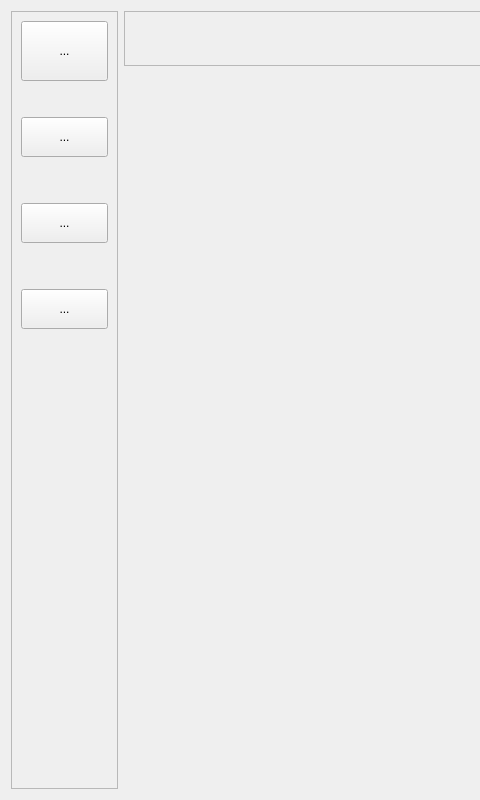
The window that message-client/2.Home/ui/HomeWidget.ui (yxiao-yang/message-client) describes before a commit, drawn with Qt 5; both pictures show x 0 to 480 and y 0 to 800 of the 1200 by 800 pixel window.
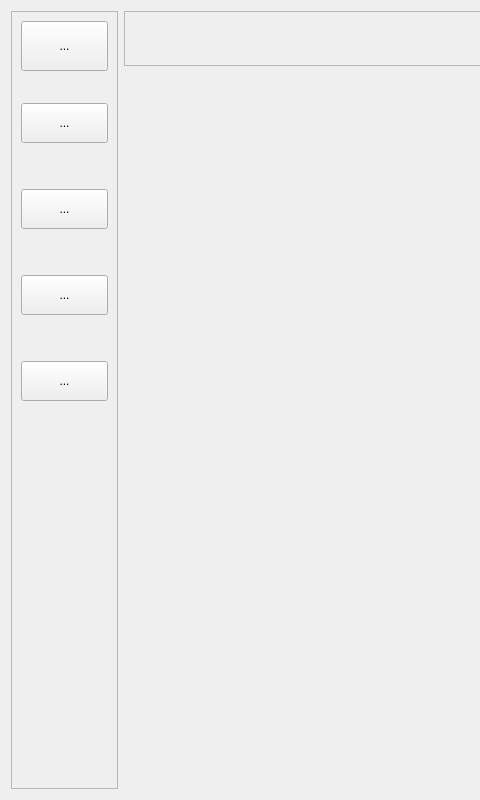
The same window after the commit.

```diff
--- a/message-client/2.Home/ui/HomeWidget.ui
+++ b/message-client/2.Home/ui/HomeWidget.ui
@@ -40,7 +40,7 @@
      <property name="frameShadow">
       <enum>QFrame::Raised</enum>
      </property>
-     <layout class="QVBoxLayout" name="verticalLayout_3" stretch="2,1,1,0,1,0,0,15">
+     <layout class="QVBoxLayout" name="verticalLayout_3" stretch="2,1,1,0,1,0,0,0,0,15">
       <item>
        <widget class="QToolButton" name="UserTb">
         <property name="sizePolicy">
@@ -136,6 +136,44 @@
         </property>
        </widget>
       </item>
+      <item>
+       <spacer name="verticalSpacer_5">
+        <property name="orientation">
+         <enum>Qt::Vertical</enum>
+        </property>
+        <property name="sizeHint" stdset="0">
+         <size>
+          <width>20</width>
+          <height>40</height>
+         </size>
+        </property>
+       </spacer>
+      </item>
+      <item>
+       <widget class="QToolButton" name="GroupTb">
+        <property name="sizePolicy">
+         <sizepolicy hsizetype="Preferred" vsizetype="Preferred">
+          <horstretch>0</horstretch>
+          <verstretch>0</verstretch>
+         </sizepolicy>
+        </property>
+        <property name="minimumSize">
+         <size>
+          <width>0</width>
+          <height>40</height>
+         </size>
+        </property>
+        <property name="text">
+         <string>...</string>
+        </property>
+        <property name="iconSize">
+         <size>
+          <width>40</width>
+          <height>40</height>
+         </size>
+        </property>
+       </widget>
+      </item>
       <item>
        <spacer name="verticalSpacer_4">
         <property name="orientation">
```
